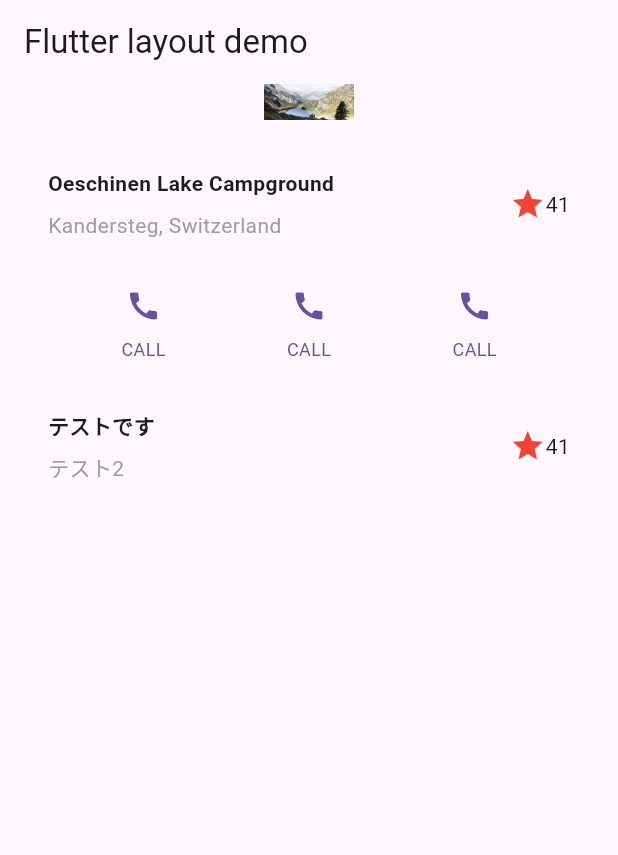
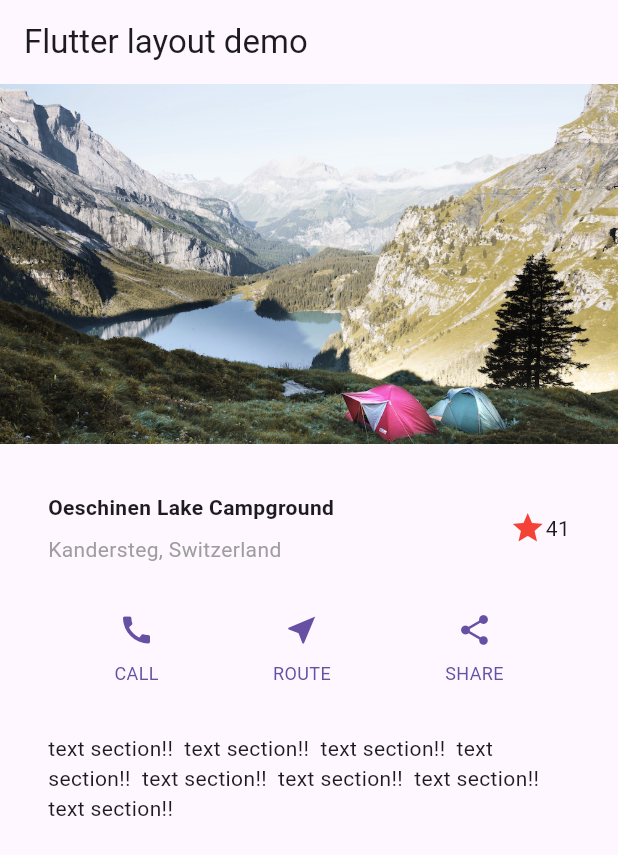
Before and after one commit to keigo-kanou-va/myapp, a Flutter app: the screen it shows after launch, on a phone screen of 412 x 824 dp. Shown: the top 855 px of the screen. Run offline on Flutter 3.47's test engine with Material 3 defaults, Android fonts, the phone set to English and light mode, and no system bars.

Commit message:
TextSectionの完成、画像サイズの変更

```diff
--- a/lib/main.dart
+++ b/lib/main.dart
@@ -23,7 +23,17 @@ class MyApp extends StatelessWidget {
               location: 'Kandersteg, Switzerland',
             ),
             ButtonSection(),
-            TitleSection(name: 'テストです', location: 'テスト2'),
+            TextSection(
+              description:
+               'text section!!  '
+               'text section!!  '
+               'text section!!  '
+               'text section!!  '
+               'text section!!  '
+               'text section!!  '
+               'text section!!  '
+               'text section!!  '
+              ),
           ],
         )),
       ),
@@ -44,8 +54,8 @@ class ImageSection extends StatelessWidget {
   Widget build(BuildContext context) {
     return Image.asset(
       image,
-      width: 60,
-      height: 24,
+      width: 600,
+      height: 240,
       fit: BoxFit.cover,
     );
   }
@@ -135,15 +145,15 @@ class ButtonSection extends StatelessWidget {
           //Row 2
           ButtonWithText(
             color: color,
-            icon: Icons.call,
-            label: 'CALL',
+            icon: Icons.near_me,
+            label: 'ROUTE',
           ),
 
           //Row 3
           ButtonWithText(
             color: color,
-            icon: Icons.call,
-            label: 'CALL',
+            icon: Icons.share,
+            label: 'SHARE',
           ),
         ],
       ),
@@ -189,3 +199,27 @@ class ButtonWithText extends StatelessWidget {
 }
 
 // === ButtonWithText ここまで ===
+
+// === TextSection ここから===
+
+class TextSection extends StatelessWidget {
+  const TextSection({
+    super.key,
+    required this.description,
+  });
+
+  final String description;
+
+  @override
+  Widget build(BuildContext context) {
+    return Padding(
+      padding: const EdgeInsets.all(32),
+      child: Text(
+        description,
+        softWrap: true,
+      ),
+    );
+  }
+}
+
+// === TextSection ここまで ===
```
